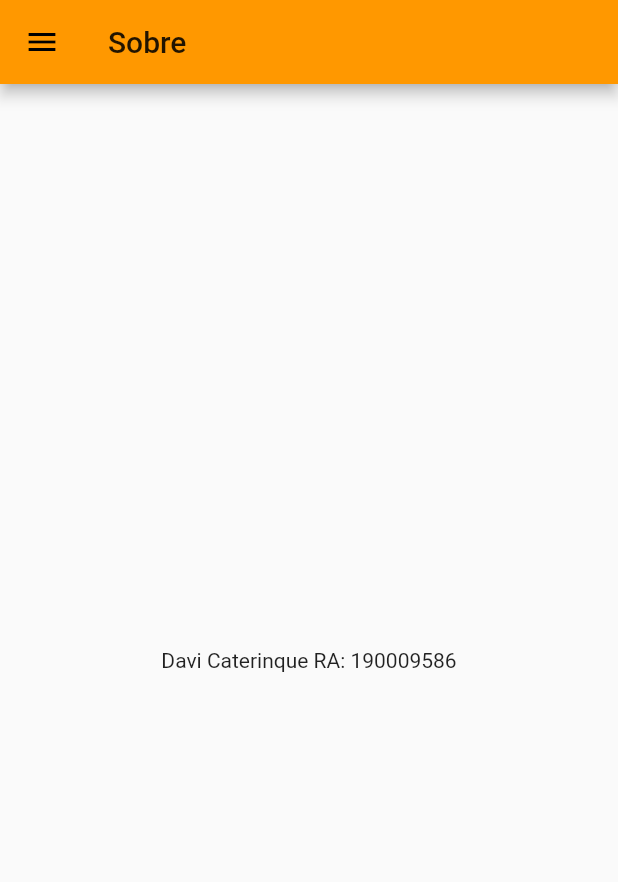
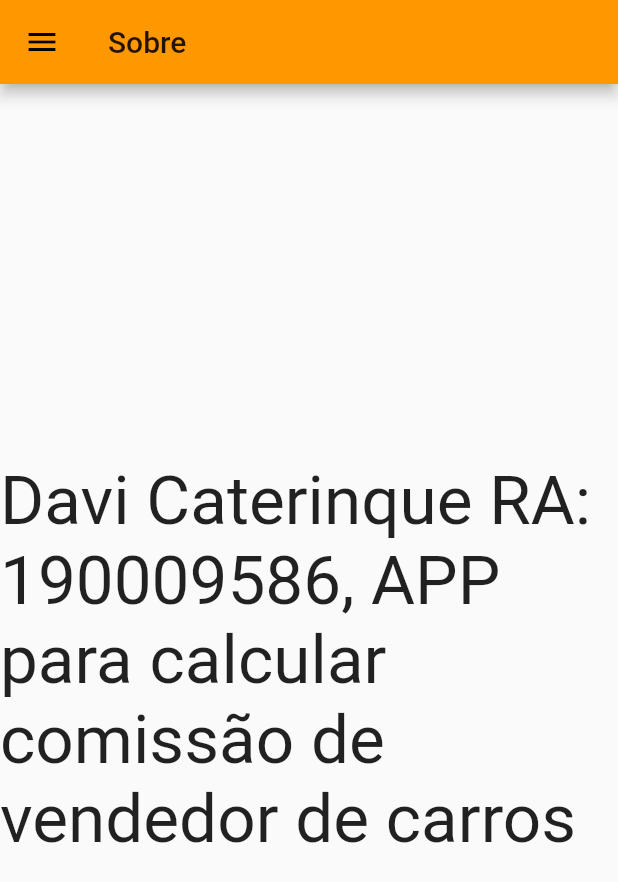
Before and after one commit to davicaterinque/provaono, a Flutter app: the screen it shows after launch, in the side drawer, after a tap on "Sobre", on a phone screen of 412 x 824 dp. Shown: the top 882 px of the screen. Run offline on Flutter 3.47's test engine with Material 2 defaults, Android fonts, the phone set to English and light mode, and no system bars.

Commit message:
Update main.dart

```diff
--- a/lib/main.dart
+++ b/lib/main.dart
@@ -413,7 +413,8 @@ class _TelaSobreState extends State<TelaSobre> {
       drawer: Drawer(),
       body: Center(
         child: Container(
-          child: Text('Davi Caterinque RA: 190009586'),
+          child: Text('Davi Caterinque RA: 190009586, APP para calcular comissão de vendedor de carros ', style: TextStyle(fontSize: 45),),
+
         ),
       ),
     );
```
